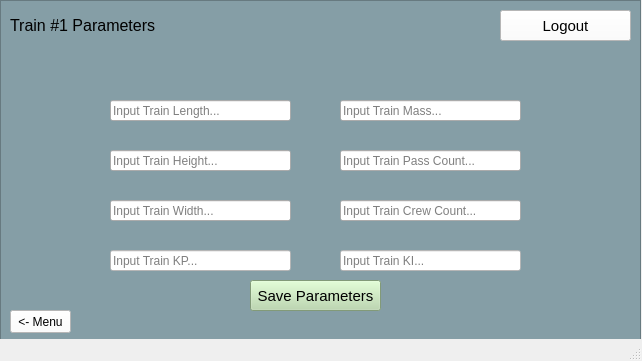
Qt form src/UI/TrainModel/Train_Parameter.ui (aet37/ECE1140-Project) before a commit.
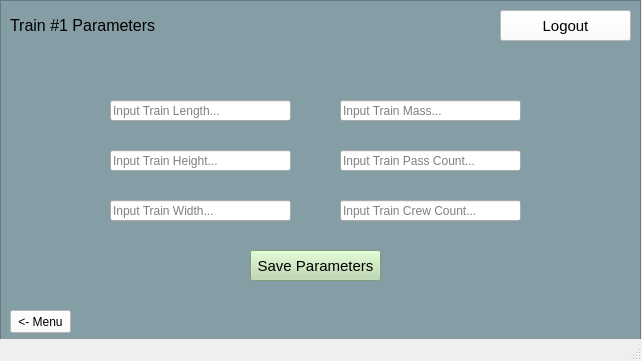
The same form after that commit.

What changed in the file:
```diff
--- a/src/UI/TrainModel/Train_Parameter.ui
+++ b/src/UI/TrainModel/Train_Parameter.ui
@@ -178,7 +178,7 @@
      <property name="geometry">
       <rect>
        <x>250</x>
-       <y>280</y>
+       <y>250</y>
        <width>131</width>
        <height>31</height>
       </rect>
@@ -219,38 +219,6 @@
       </size>
      </property>
     </widget>
-    <widget class="QLineEdit" name="in_ki">
-     <property name="geometry">
-      <rect>
-       <x>340</x>
-       <y>250</y>
-       <width>181</width>
-       <height>21</height>
-      </rect>
-     </property>
-     <property name="styleSheet">
-      <string notr="true">background-color: rgb(255, 255, 255);</string>
-     </property>
-     <property name="placeholderText">
-      <string>Input Train KI...</string>
-     </property>
-    </widget>
-    <widget class="QLineEdit" name="in_kp">
-     <property name="geometry">
-      <rect>
-       <x>110</x>
-       <y>250</y>
-       <width>181</width>
-       <height>21</height>
-      </rect>
-     </property>
-     <property name="styleSheet">
-      <string notr="true">background-color: rgb(255, 255, 255);</string>
-     </property>
-     <property name="placeholderText">
-      <string>Input Train KP...</string>
-     </property>
-    </widget>
     <widget class="QPushButton" name="pagePtoM_button">
      <property name="geometry">
       <rect>
@@ -271,7 +239,7 @@
      <property name="geometry">
       <rect>
        <x>270</x>
-       <y>320</y>
+       <y>290</y>
        <width>101</width>
        <height>16</height>
       </rect>
@@ -283,12 +251,22 @@
       <string>Saved successfully</string>
      </property>
     </widget>
-    <zorder>label</zorder>
-    <zorder>save_button</zorder>
-    <zorder>in_kp</zorder>
-    <zorder>in_ki</zorder>
-    <zorder>pagePtoM_button</zorder>
-    <zorder>save_alert</zorder>
+    <widget class="QLabel" name="fail_alert">
+     <property name="geometry">
+      <rect>
+       <x>220</x>
+       <y>300</y>
+       <width>221</width>
+       <height>16</height>
+      </rect>
+     </property>
+     <property name="styleSheet">
+      <string notr="true">color: rgb(133, 158, 166);</string>
+     </property>
+     <property name="text">
+      <string>Failed to send</string>
+     </property>
+    </widget>
    </widget>
    <zorder>frame</zorder>
    <zorder>logout_button_parameters</zorder>
```
